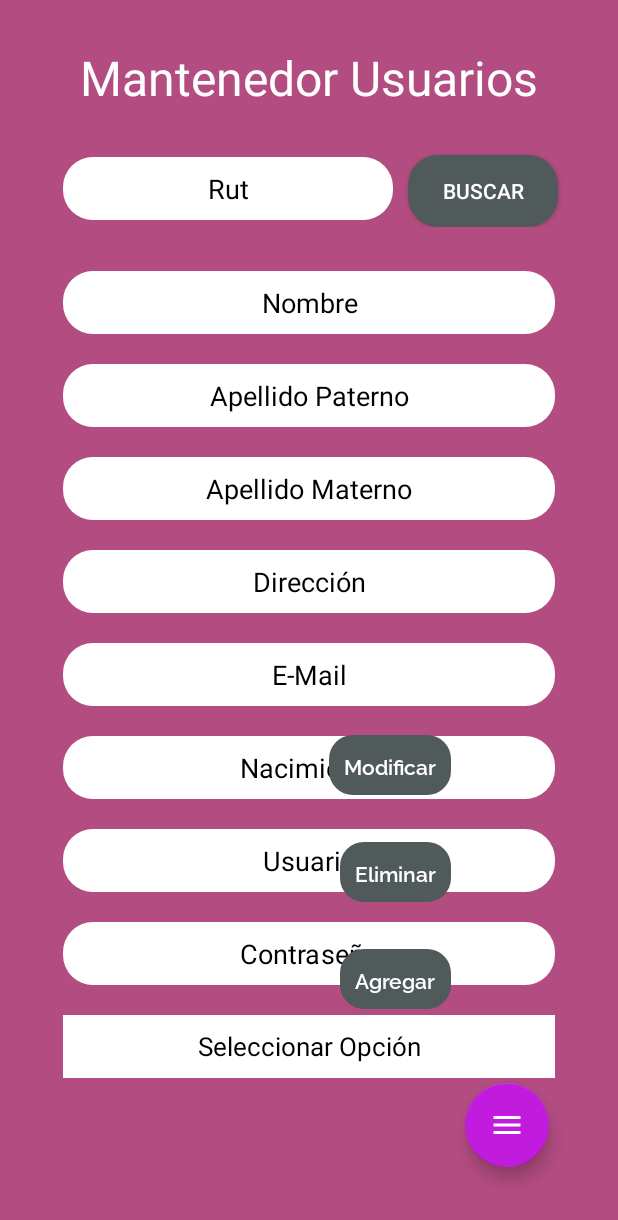
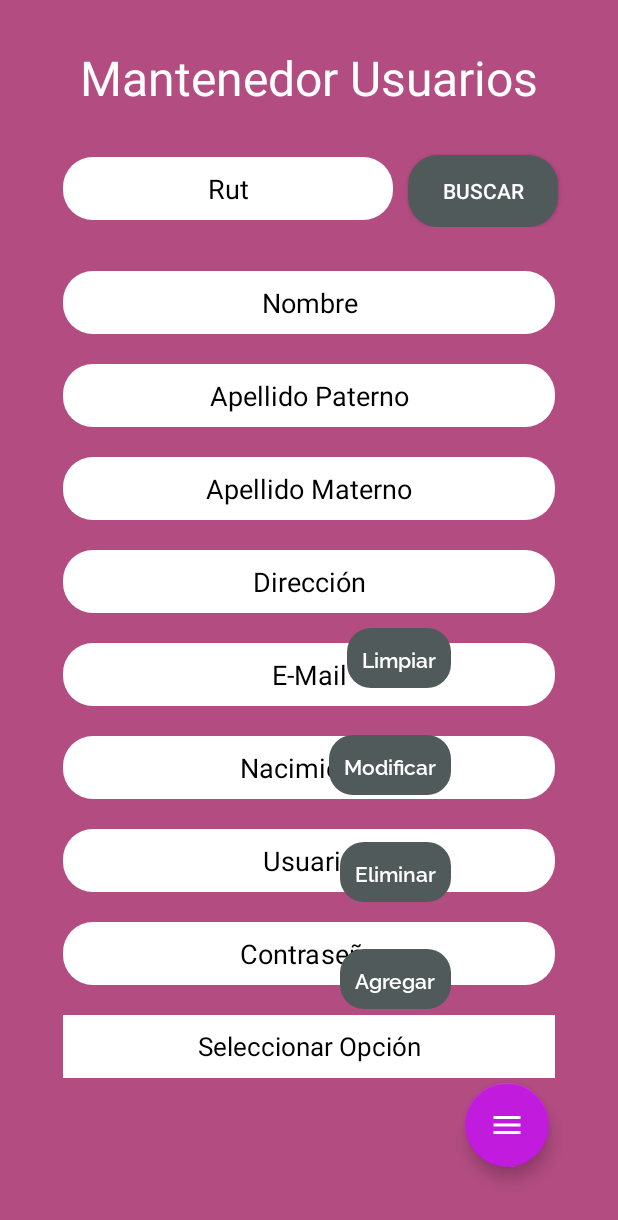
Before and after one commit to Aprendiendo-Musica-en-Colores/Musicapp-Movil, an Android app: the crudUsuarios screen opened directly, with no data from a screen before it, after a tap on an icon or button, on a phone screen of 412 x 824 dp. Shown: the top 1220 px of the screen. Run offline under Robolectric (Android 15) with nearby library versions, the phone set to English and light mode, and no system bars; our stand-ins replace Volley; network calls fail; 1 statement that could not run was skipped.

Commit message:
Conexion con BD
El crud ya se encuentra casi completo, solo falta el modificar. Además se implementaron algunos cambios y mejoras

```diff
--- a/app/build.gradle
+++ b/app/build.gradle
@@ -27,6 +27,7 @@ dependencies {
     implementation 'androidx.appcompat:appcompat:1.1.0'
     implementation 'androidx.constraintlayout:constraintlayout:1.1.3'
     implementation 'com.google.android.material:material:1.0.0'
+    implementation 'org.jetbrains:annotations-java5:15.0'
     testImplementation 'junit:junit:4.12'
     androidTestImplementation 'androidx.test.ext:junit:1.1.1'
     androidTestImplementation 'androidx.test.espresso:espresso-core:3.2.0'
--- /dev/null
+++ b/app/src/main/res/drawable-v24/redondeado3.xml
@@ -0,0 +1,5 @@
+<?xml version="1.0" encoding="utf-8"?>
+<shape xmlns:android="http://schemas.android.com/apk/res/android" android:shape="rectangle">
+    <solid android:color="#000"></solid>
+    <corners android:radius="30px"></corners>
+</shape>
--- /dev/null
+++ b/app/src/main/res/drawable/ic_delete_white_24dp.xml
@@ -0,0 +1,9 @@
+<vector xmlns:android="http://schemas.android.com/apk/res/android"
+    android:width="24dp"
+    android:height="24dp"
+    android:viewportWidth="24"
+    android:viewportHeight="24">
+  <path
+      android:pathData="M6,19c0,1.1 0.9,2 2,2h8c1.1,0 2,-0.9 2,-2V7H6v12zM19,4h-3.5l-1,-1h-5l-1,1H5v2h14V4z"
+      android:fillColor="#ffffff"/>
+</vector>
--- a/app/src/main/res/layout-land/activity_crud_usuarios.xml
+++ b/app/src/main/res/layout-land/activity_crud_usuarios.xml
@@ -23,29 +23,18 @@
             android:text="@string/txtTitulo"
             android:textColor="#FFFFFF"
             android:textSize="32sp" />
-    </LinearLayout>
-
-    <ScrollView
-        android:id="@+id/scrollView3"
-        android:layout_width="match_parent"
-        android:layout_height="match_parent"
-        android:layout_marginTop="100dp"
-        app:layout_constraintTop_toTopOf="parent"
-        tools:layout_editor_absoluteX="16dp">
-
         <LinearLayout
             android:layout_width="match_parent"
-            android:layout_height="match_parent"
-            android:layout_marginBottom="5dp"
-            android:orientation="vertical">
-
+            android:layout_height="wrap_content"
+            android:orientation="horizontal">
             <EditText
                 android:id="@+id/idRut"
-                android:layout_width="match_parent"
+                android:layout_width="320dp"
                 android:layout_height="42dp"
                 android:layout_marginLeft="132dp"
                 android:layout_marginTop="10dp"
-                android:layout_marginRight="132dp"
+                android:layout_marginRight="25dp"
+
                 android:background="@drawable/redondeo"
                 android:ems="10"
                 android:enabled="true"
@@ -57,6 +46,30 @@
                 android:textColorHint="@android:color/black"
                 tools:layout_editor_absoluteX="304dp"
                 tools:layout_editor_absoluteY="198dp" />
+            <Button
+                android:id="@+id/btnBuscar"
+                android:layout_width="100dp"
+                android:layout_height="wrap_content"
+                android:layout_marginTop="10dp"
+                android:background="@drawable/redondeado3"
+                android:text="Buscar"
+                android:textColor="#FFFFFF"/>
+        </LinearLayout>
+    </LinearLayout>
+
+    <ScrollView
+        android:id="@+id/scrollView3"
+        android:layout_width="match_parent"
+        android:layout_height="match_parent"
+        android:layout_marginTop="130dp"
+        app:layout_constraintTop_toTopOf="parent"
+        tools:layout_editor_absoluteX="16dp">
+
+        <LinearLayout
+            android:layout_width="match_parent"
+            android:layout_height="match_parent"
+            android:layout_marginBottom="5dp"
+            android:orientation="vertical">
 
             <EditText
                 android:id="@+id/idNom"
@@ -82,7 +95,7 @@
                 android:layout_width="match_parent"
                 android:layout_height="42dp"
                 android:layout_marginLeft="132dp"
-                android:layout_marginTop="28dp"
+                android:layout_marginTop="18dp"
                 android:layout_marginRight="132dp"
                 android:background="@drawable/redondeo"
                 android:ems="10"
@@ -101,7 +114,7 @@
                 android:layout_width="match_parent"
                 android:layout_height="42dp"
                 android:layout_marginLeft="132dp"
-                android:layout_marginTop="28dp"
+                android:layout_marginTop="18dp"
                 android:layout_marginRight="132dp"
                 android:background="@drawable/redondeo"
                 android:ems="10"
@@ -120,7 +133,7 @@
                 android:layout_width="match_parent"
                 android:layout_height="42dp"
                 android:layout_marginLeft="132dp"
-                android:layout_marginTop="28dp"
+                android:layout_marginTop="18dp"
                 android:layout_marginRight="132dp"
                 android:background="@drawable/redondeo"
                 android:ems="10"
@@ -139,7 +152,7 @@
                 android:layout_width="match_parent"
                 android:layout_height="42dp"
                 android:layout_marginLeft="132dp"
-                android:layout_marginTop="28dp"
+                android:layout_marginTop="18dp"
                 android:layout_marginRight="132dp"
                 android:background="@drawable/redondeo"
                 android:ems="10"
@@ -158,13 +171,15 @@
                 android:layout_width="match_parent"
                 android:layout_height="42dp"
                 android:layout_marginLeft="132dp"
-                android:layout_marginTop="28dp"
+                android:layout_marginTop="18dp"
                 android:layout_marginRight="132dp"
                 android:background="@drawable/redondeo"
                 android:ems="10"
                 android:gravity="center"
                 android:hint="@string/txtFecNac"
-                android:inputType="text|date"
+                android:inputType="date"
+                android:focusable="false"
+                android:clickable="true"
                 android:textAlignment="center"
                 android:textColor="@android:color/background_dark"
                 android:textColorHint="@android:color/black"
@@ -176,7 +191,7 @@
                 android:layout_width="match_parent"
                 android:layout_height="42dp"
                 android:layout_marginLeft="132dp"
-                android:layout_marginTop="28dp"
+                android:layout_marginTop="18dp"
                 android:layout_marginRight="132dp"
                 android:background="@drawable/redondeo"
                 android:ems="10"
@@ -195,7 +210,7 @@
                 android:layout_width="match_parent"
                 android:layout_height="42dp"
                 android:layout_marginLeft="132dp"
-                android:layout_marginTop="28dp"
+                android:layout_marginTop="18dp"
                 android:layout_marginRight="132dp"
                 android:background="@drawable/redondeo"
                 android:ems="10"
@@ -215,7 +230,7 @@
                 android:layout_height="42dp"
                 android:layout_gravity="center"
                 android:layout_marginLeft="132dp"
-                android:layout_marginTop="28dp"
+                android:layout_marginTop="18dp"
                 android:layout_marginRight="132dp"
                 android:layout_marginBottom="28dp"
                 android:background="@drawable/redondeo"
@@ -241,7 +256,11 @@
             android:layout_width="wrap_content"
             android:layout_height="wrap_content"
             android:layout_gravity="bottom|right"
-            android:layout_margin="36dp"
+            android:layout_marginLeft="36dp"
+            android:layout_marginRight="25dp"
+            android:layout_marginBottom="20dp"
+            android:layout_marginTop="10dp"
+
             app:backgroundTint="#C11BDD"
             app:fabSize="normal"
             app:srcCompat="@drawable/ic_baseline_menu_24">
@@ -253,8 +272,7 @@
         android:id="@+id/fbtnAgregar"
         android:layout_width="wrap_content"
         android:layout_height="wrap_content"
-        android:layout_marginEnd="35dp"
-        android:layout_marginRight="35dp"
+        android:layout_marginRight="25dp"
         android:layout_marginBottom="2dp"
         android:clickable="true"
         android:visibility="invisible"
@@ -285,8 +303,7 @@
         android:id="@+id/fbtnEliminar"
         android:layout_width="wrap_content"
         android:layout_height="wrap_content"
-        android:layout_marginEnd="35dp"
-        android:layout_marginRight="35dp"
+        android:layout_marginRight="25dp"
         android:layout_marginBottom="15dp"
         android:clickable="true"
         android:visibility="invisible"
@@ -317,8 +334,7 @@
         android:id="@+id/fbtnModificar"
         android:layout_width="wrap_content"
         android:layout_height="wrap_content"
-        android:layout_marginEnd="35dp"
-        android:layout_marginRight="35dp"
+        android:layout_marginRight="25dp"
         android:layout_marginBottom="15dp"
         android:clickable="true"
         android:visibility="invisible"
@@ -345,4 +361,35 @@
         app:layout_constraintEnd_toStartOf="@+id/fbtnModificar"
         app:layout_constraintTop_toTopOf="@+id/fbtnModificar" />
 
+    <com.google.android.material.floatingactionbutton.FloatingActionButton
+        android:id="@+id/fbtnLimpiar"
+        android:layout_width="wrap_content"
+        android:layout_height="wrap_content"
+        android:layout_marginRight="25dp"
+        android:layout_marginBottom="15dp"
+        android:clickable="true"
+        android:visibility="invisible"
+        app:backgroundTint="#005ef7"
+        app:layout_constraintBottom_toTopOf="@+id/fbtnModificar"
+        app:layout_constraintEnd_toEndOf="@+id/scrollView3"
+        app:srcCompat="@drawable/ic_delete_white_24dp" />
+
+    <TextView
+        android:id="@+id/txtbtnLimpiar"
+        android:layout_width="wrap_content"
+        android:layout_height="wrap_content"
+        android:layout_marginEnd="10dp"
+        android:layout_marginRight="10dp"
+        android:background="@drawable/fab_text_bg"
+        android:padding="10dp"
+        android:paddingTop="8dp"
+        android:paddingBottom="8dp"
+        android:text="@string/txtLimpiar"
+        android:textColor="#FFFFFF"
+        android:visibility="invisible"
+        app:fontFamily="@font/raleway_semibold"
+        app:layout_constraintBottom_toBottomOf="@+id/fbtnLimpiar"
+        app:layout_constraintEnd_toStartOf="@+id/fbtnLimpiar"
+        app:layout_constraintTop_toTopOf="@+id/fbtnLimpiar" />
+
 </androidx.constraintlayout.widget.ConstraintLayout>
--- a/app/src/main/res/layout-land/activity_historial_partidas.xml
+++ b/app/src/main/res/layout-land/activity_historial_partidas.xml
@@ -26,23 +26,21 @@
             android:textSize="36sp"
             android:textStyle="bold"/>
         <TextView
-            android:id="@+id/nomPersona"
+            android:id="@+id/nomUsuario"
             android:layout_width="match_parent"
             android:layout_height="wrap_content"
             android:layout_marginTop="15dp"
             android:layout_marginLeft="40dp"
-            android:text="Carlos Figueroa Torres"
             android:gravity="left"
             android:textColor="#FFFFFF"
             android:textSize="20sp"
             android:textStyle="italic"/>
         <TextView
-            android:id="@+id/rutPersona"
+            android:id="@+id/rutUsuario"
             android:layout_width="match_parent"
             android:layout_height="wrap_content"
             android:layout_marginTop="5dp"
             android:layout_marginLeft="40dp"
-            android:text="21.401.566-2"
             android:gravity="left"
             android:textColor="#FFFFFF"
             android:textSize="20sp"
--- a/app/src/main/res/layout/activity_crud_usuarios.xml
+++ b/app/src/main/res/layout/activity_crud_usuarios.xml
@@ -1,5 +1,6 @@
 <?xml version="1.0" encoding="utf-8"?>
-<androidx.constraintlayout.widget.ConstraintLayout xmlns:android="http://schemas.android.com/apk/res/android"
+<androidx.constraintlayout.widget.ConstraintLayout
+    xmlns:android="http://schemas.android.com/apk/res/android"
     xmlns:app="http://schemas.android.com/apk/res-auto"
     xmlns:tools="http://schemas.android.com/tools"
     android:layout_width="match_parent"
@@ -174,11 +175,14 @@
                 android:layout_marginTop="20dp"
                 android:layout_marginRight="32dp"
                 android:background="@drawable/redondeo"
+                android:focusable="false"
+                android:clickable="true"
                 android:ems="10"
                 android:gravity="center"
                 android:hint="@string/txtFecNac"
-                android:inputType="text|date"
+                android:inputType="date"
                 android:textAlignment="center"
+                android:maxLines="1"
                 android:textColor="@android:color/background_dark"
                 android:textColorHint="@android:color/black"
                 tools:layout_editor_absoluteX="304dp"
@@ -354,4 +358,36 @@
         app:layout_constraintEnd_toStartOf="@+id/fbtnModificar"
         app:layout_constraintTop_toTopOf="@+id/fbtnModificar" />
 
+    <com.google.android.material.floatingactionbutton.FloatingActionButton
+        android:id="@+id/fbtnLimpiar"
+        android:layout_width="wrap_content"
+        android:layout_height="wrap_content"
+        android:layout_marginEnd="35dp"
+        android:layout_marginRight="35dp"
+        android:layout_marginBottom="15dp"
+        android:clickable="true"
+        android:visibility="invisible"
+        app:backgroundTint="#005ef7"
+        app:layout_constraintBottom_toTopOf="@+id/fbtnModificar"
+        app:layout_constraintEnd_toEndOf="@+id/scrollView3"
+        app:srcCompat="@drawable/ic_delete_white_24dp" />
+
+    <TextView
+        android:id="@+id/txtbtnLimpiar"
+        android:layout_width="wrap_content"
+        android:layout_height="wrap_content"
+        android:layout_marginEnd="10dp"
+        android:layout_marginRight="10dp"
+        android:background="@drawable/fab_text_bg"
+        android:padding="10dp"
+        android:paddingTop="8dp"
+        android:paddingBottom="8dp"
+        android:text="@string/txtLimpiar"
+        android:textColor="#FFFFFF"
+        android:visibility="invisible"
+        app:fontFamily="@font/raleway_semibold"
+        app:layout_constraintBottom_toBottomOf="@+id/fbtnLimpiar"
+        app:layout_constraintEnd_toStartOf="@+id/fbtnLimpiar"
+        app:layout_constraintTop_toTopOf="@+id/fbtnLimpiar" />
+
 </androidx.constraintlayout.widget.ConstraintLayout>
--- a/app/src/main/res/layout/activity_historial_partidas.xml
+++ b/app/src/main/res/layout/activity_historial_partidas.xml
@@ -27,23 +27,21 @@
             android:textStyle="bold"/>
 
         <TextView
-            android:id="@+id/nomPersona"
+            android:id="@+id/nomUsuario"
             android:layout_width="match_parent"
             android:layout_height="wrap_content"
             android:layout_marginTop="15dp"
             android:layout_marginLeft="40dp"
-            android:text="Carlos Figueroa Torres"
             android:gravity="left"
             android:textColor="#FFFFFF"
             android:textSize="20sp"
             android:textStyle="italic"/>
         <TextView
-            android:id="@+id/rutPersona"
+            android:id="@+id/rutUsuario"
             android:layout_width="match_parent"
             android:layout_height="wrap_content"
             android:layout_marginTop="15dp"
             android:layout_marginLeft="40dp"
-            android:text="21.401.566-2"
             android:gravity="left"
             android:textColor="#FFFFFF"
             android:textSize="20sp"
--- a/app/src/main/res/values/strings.xml
+++ b/app/src/main/res/values/strings.xml
@@ -14,4 +14,5 @@
     <string name="txtAgregar">Agregar</string>
     <string name="txtEliminar">Eliminar</string>
     <string name="txtModificar">Modificar</string>
+    <string name="txtLimpiar">Limpiar</string>
 </resources>
```
Also changed, not shown: app/src/main/java/cl/inacap/musicapp/HistorialPartidas.java (+25 -2 lines), app/src/main/java/cl/inacap/musicapp/Login.java (+16 -8 lines), app/src/main/java/cl/inacap/musicapp/Usuario.java (+51 -2 lines), app/src/main/java/cl/inacap/musicapp/VolleySingleton.java (added, +35 -0 lines), app/src/main/java/cl/inacap/musicapp/crudUsuarios.java (+220 -41 lines), app/src/main/java/cl/inacap/musicapp/validaRut.java (added, +32 -0 lines).
